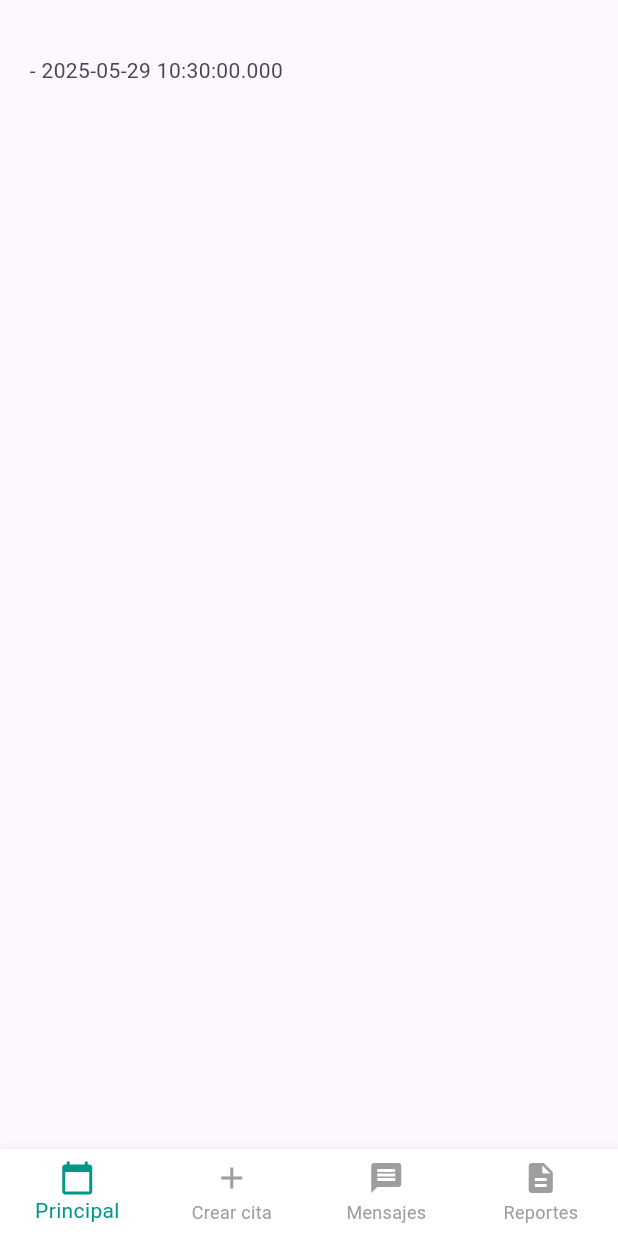
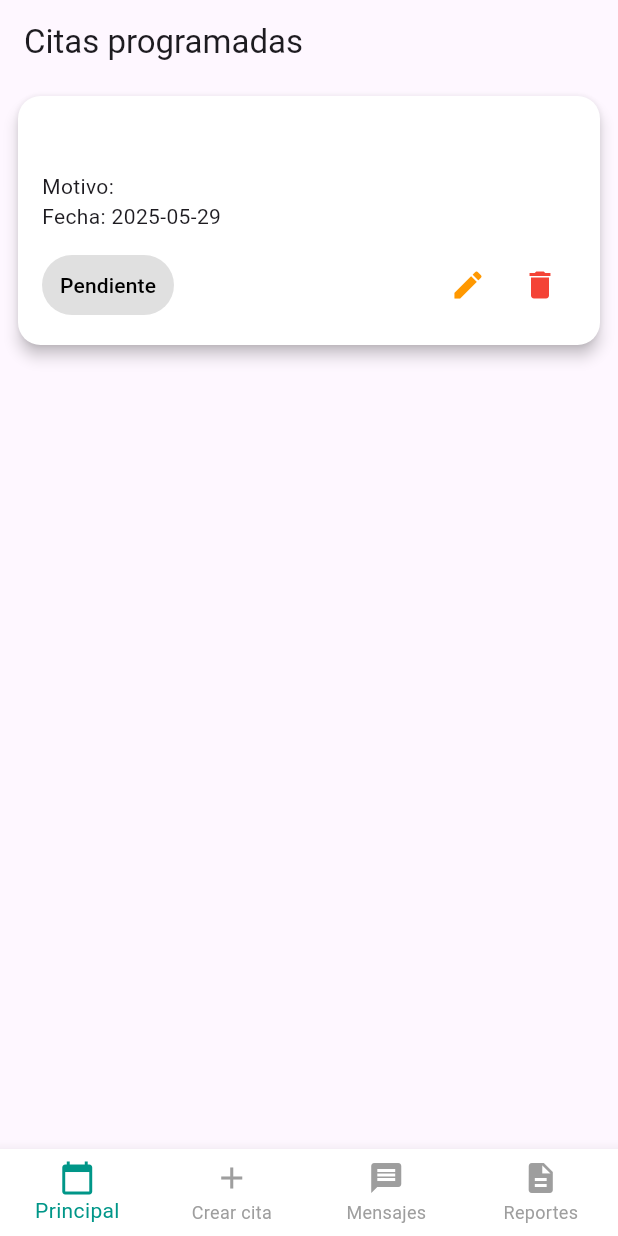
Before and after one commit to BernysCS/centro_medico_dayenu, a Flutter app: the screen it shows after launch, item 2 of the bottom bar chosen, after a tap on "Crear cita", on a phone screen of 412 x 824 dp. Run offline on Flutter 3.47's test engine with Material 3 defaults, Android fonts, the phone set to English and light mode, and no system bars.

Commit message:
agregar funcionalidad de citas

```diff
--- a/lib/crear_cita/cita.dart
+++ b/lib/crear_cita/cita.dart
@@ -2,6 +2,14 @@ class Cita {
   final String paciente;
   final DateTime fecha;
   final String motivo;
+  final String telefono;
+  bool enCurso;
 
-  Cita({required this.paciente, required this.fecha, required this.motivo});
+  Cita({
+    required this.paciente,
+    required this.fecha,
+    required this.motivo,
+    required this.telefono,
+    this.enCurso = false,
+  });
 }
--- a/lib/crear_cita/crear_cita.dart
+++ b/lib/crear_cita/crear_cita.dart
@@ -14,6 +14,7 @@ class PantallaCrearCita extends StatefulWidget {
 class _PantallaCrearCitaState extends State<PantallaCrearCita> {
   final _pacienteController = TextEditingController();
   final _motivoController = TextEditingController();
+  final _telefonoController = TextEditingController();
   DateTime _fechaSeleccionada = DateTime.now();
 
   void _crearCita() {
@@ -21,6 +22,7 @@ class _PantallaCrearCitaState extends State<PantallaCrearCita> {
       paciente: _pacienteController.text,
       fecha: _fechaSeleccionada,
       motivo: _motivoController.text,
+      telefono: _telefonoController.text,
     );
 
     widget.onCrearCita(nuevaCita); // Llama a la función pasada desde Navegacion
@@ -32,6 +34,7 @@ class _PantallaCrearCitaState extends State<PantallaCrearCita> {
       children: [
         TextField(controller: _pacienteController, decoration: InputDecoration(labelText: 'Paciente')),
         TextField(controller: _motivoController, decoration: InputDecoration(labelText: 'Motivo')),
+        TextField(controller: _telefonoController, decoration: InputDecoration(labelText: 'Telefono')),
         ElevatedButton(
           onPressed: _crearCita,
           child: Text('Crear cita'),
--- a/lib/navegacion.dart
+++ b/lib/navegacion.dart
@@ -19,6 +19,32 @@ class _NavegacionState extends State<Navegacion> {
   int _indiceActual = 0;
   String tipoUsuario = "admin"; // "admin", "doctor" o "recepcionista"
 
+    void _agregarCita(Cita nuevaCita) {
+  setState(() {
+    _citas.add(nuevaCita);
+    _indiceActual = 0; // regresar a la pantalla principal
+  });
+}
+
+ void _eliminarCita(int index) {
+    setState(() {
+      _citas.removeAt(index);
+    });
+  }
+
+    void _editarCita(int index, Cita citaEditada) {
+    setState(() {
+      _citas[index] = citaEditada;
+    });
+  }
+
+  void _cambiarEstadoCita(int index) {
+  setState(() {
+    _citas[index].enCurso = !_citas[index].enCurso;
+  });
+}
+
+
   @override
   Widget build(BuildContext context) {
     //arreglo para pantallas
@@ -28,7 +54,7 @@ class _NavegacionState extends State<Navegacion> {
     //Si el usuario es admin se muestras las pantallas: principal, crearCita, mensajes, reportes
     if (tipoUsuario == "admin") {
       pantallas = [
-        PantallaPrincipal(citas: _citas),
+        PantallaPrincipal(citas: _citas, onEliminar: _eliminarCita, onEditar: _editarCita, onCambiarEstado: _cambiarEstadoCita),
         PantallaCrearCita(onCrearCita: _agregarCita),
         const PantallaMensajes(),
         const PantallaReportes(),
@@ -42,7 +68,7 @@ class _NavegacionState extends State<Navegacion> {
       //si el usuario es doctor se muestras las pantllas principal y mensajes
     } else if (tipoUsuario == "doctor") {
       pantallas = [
-        PantallaPrincipal(citas: _citas),
+        PantallaPrincipal(citas: _citas, onEliminar: _eliminarCita, onEditar: _editarCita, onCambiarEstado: _cambiarEstadoCita),
         const PantallaMensajes(),
       ];
       items = const [
@@ -51,7 +77,7 @@ class _NavegacionState extends State<Navegacion> {
       ];
     } else { // si es usuario es recepcionista se muestran las pantallas principal, crearcita, mensajes
       pantallas = [
-        PantallaPrincipal(citas: _citas),
+        PantallaPrincipal(citas: _citas, onEliminar: _eliminarCita, onEditar: _editarCita, onCambiarEstado: _cambiarEstadoCita),
         PantallaCrearCita(onCrearCita: _agregarCita),
         const PantallaMensajes(),
       ];
@@ -80,12 +106,4 @@ class _NavegacionState extends State<Navegacion> {
       ),
     );
   }
-
-  void _agregarCita(Cita nuevaCita) {
-  setState(() {
-    _citas.add(nuevaCita);
-    _indiceActual = 0; // regresar a la pantalla principal
-  });
 }
-
-}
--- a/lib/principal/principal.dart
+++ b/lib/principal/principal.dart
@@ -1,23 +1,122 @@
 //En este archivo se mostrará todas las citas que se han creado
 import 'package:centro_medico_dayenu/crear_cita/cita.dart';
+import 'package:centro_medico_dayenu/crear_cita/editar_cita.dart';
 import 'package:flutter/material.dart';
 
 class PantallaPrincipal extends StatelessWidget {
   final List<Cita> citas;
+  final Function(int) onEliminar;
+  final Function(int, Cita) onEditar;
+  final Function(int) onCambiarEstado;
 
-  const PantallaPrincipal({super.key, required this.citas});
+  const PantallaPrincipal({
+    super.key,
+    required this.citas,
+    required this.onEliminar,
+    required this.onEditar,
+    required this.onCambiarEstado,
+  });
 
   @override
   Widget build(BuildContext context) {
-    return ListView.builder(
-      itemCount: citas.length,
-      itemBuilder: (context, index) {
-        final cita = citas[index];
-        return ListTile(
-          title: Text(cita.paciente),
-          subtitle: Text('${cita.motivo} - ${cita.fecha}'),
-        );
-      },
+    return Scaffold(
+      appBar: AppBar(title: const Text('Citas programadas')),
+      body:
+          citas.isEmpty
+              ? const Center(child: Text('No hay citas registradas'))
+              : ListView.builder(
+                itemCount: citas.length,
+                itemBuilder: (context, index) {
+                  final cita = citas[index];
+                  return Card(
+                    margin: const EdgeInsets.symmetric(
+                      horizontal: 12,
+                      vertical: 8,
+                    ),
+                    shape: RoundedRectangleBorder(
+                      borderRadius: BorderRadius.circular(15),
+                    ),
+                    color: cita.enCurso ? Colors.lightGreen[100] : Colors.white,
+                    elevation: 4,
+                    child: Padding(
+                      padding: const EdgeInsets.all(16.0),
+                      child: Column(
+                        crossAxisAlignment: CrossAxisAlignment.start,
+                        children: [
+                          Text(
+                            cita.paciente,
+                            style: const TextStyle(
+                              fontSize: 18,
+                              fontWeight: FontWeight.bold,
+                            ),
+                          ),
+                          const SizedBox(height: 8),
+                          Text('Motivo: ${cita.motivo}'),
+                          Text(
+                            'Fecha: ${cita.fecha.toLocal().toString().split(' ')[0]}',
+                          ),
+                          const SizedBox(height: 12),
+                          Row(
+                            mainAxisAlignment: MainAxisAlignment.spaceBetween,
+                            children: [
+                              TextButton(
+                                onPressed: () => onCambiarEstado(index),
+                                style: TextButton.styleFrom(
+                                  backgroundColor:
+                                      cita.enCurso
+                                          ? Colors.green
+                                          : Colors.grey[300],
+                                ),
+                                child: Text(
+                                  cita.enCurso ? 'En curso' : 'Pendiente',
+                                  style: TextStyle(
+                                    color:
+                                        cita.enCurso
+                                            ? Colors.white
+                                            : Colors.black,
+                                  ),
+                                ),
+                              ),
+                              Row(
+                                children: [
+                                  IconButton(
+                                    icon: const Icon(
+                                      Icons.edit,
+                                      color: Colors.orange,
+                                    ),
+                                    onPressed: () async {
+                                      final citaEditada = await Navigator.push(
+                                        context,
+                                        MaterialPageRoute(
+                                          builder:
+                                              (_) => PantallaEditarCita(
+                                                cita: cita,
+                                              ),
+                                        ),
+                                      );
+                                      if (citaEditada != null &&
+                                          citaEditada is Cita) {
+                                        onEditar(index, citaEditada);
+                                      }
+                                    },
+                                  ),
+                                  IconButton(
+                                    icon: const Icon(
+                                      Icons.delete,
+                                      color: Colors.red,
+                                    ),
+                                    onPressed: () => onEliminar(index),
+                                  ),
+                                ],
+                              ),
+                            ],
+                          ),
+                        ],
+                      ),
+                    ),
+                  );
+                },
+              ),
     );
   }
 }
```
Also changed, not shown: lib/crear_cita/editar_cita.dart (added, +76 -0 lines).
